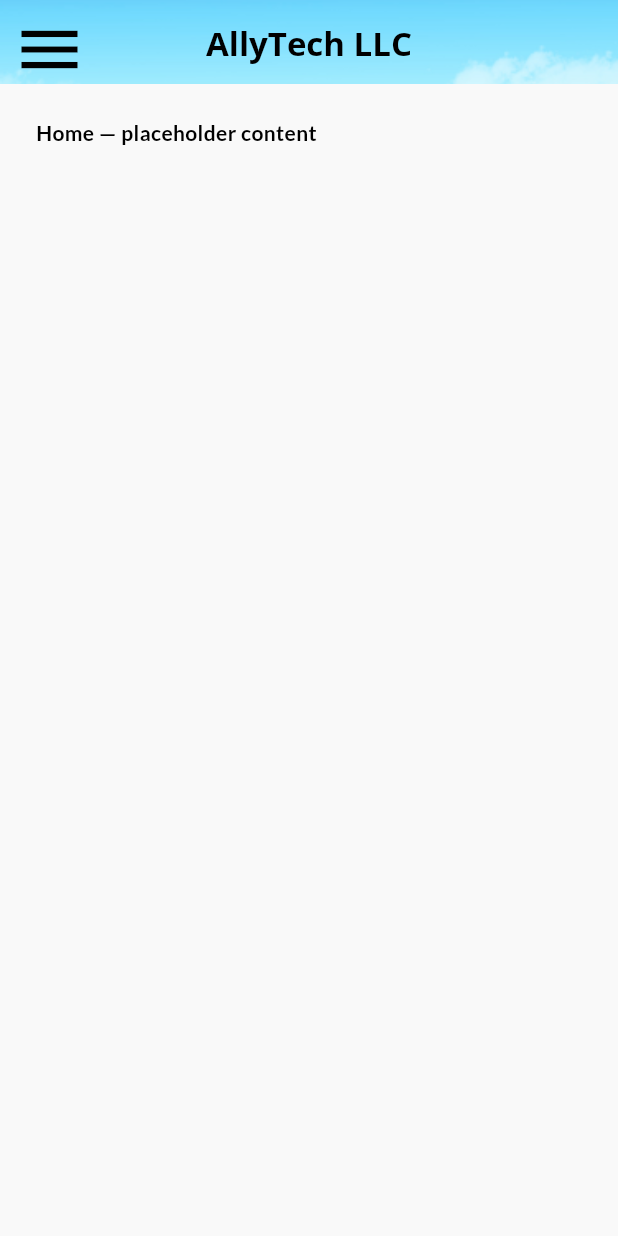
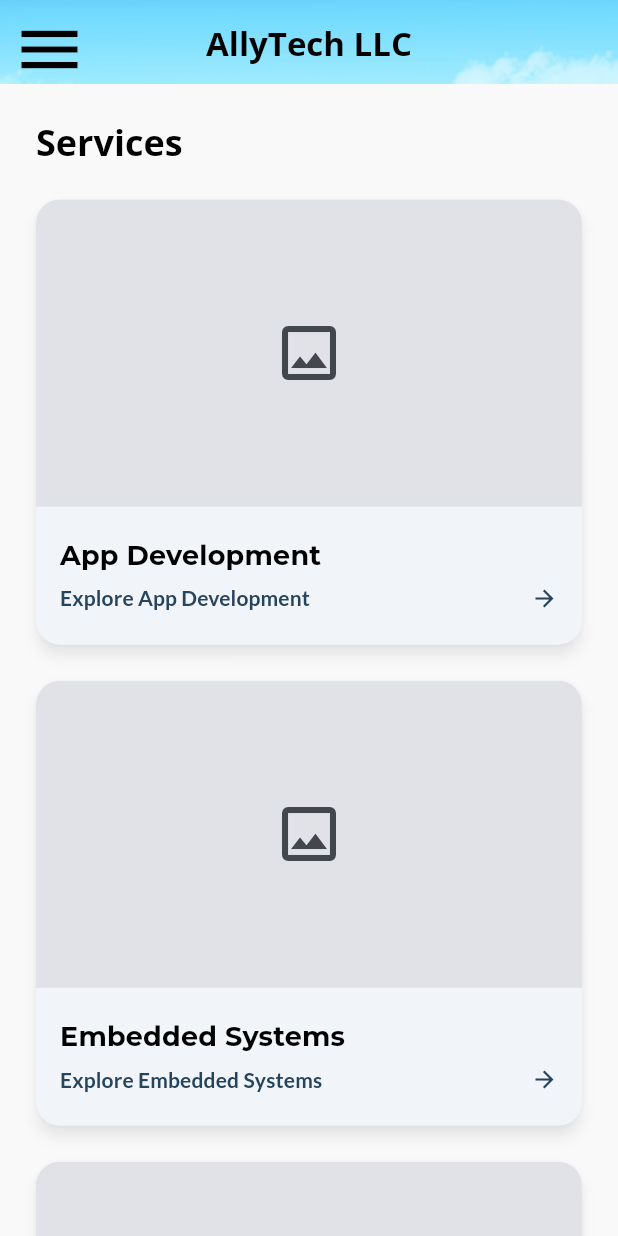
Before and after one commit to AllyTechEngineering/allytechllc, a Flutter app: the screen it shows after launch, on a phone screen of 412 x 824 dp. Run offline on Flutter 3.47's test engine with Material 3 defaults, Android fonts, the phone set to English and light mode, and no system bars; our stand-ins replace firebase_core, go_router, google_fonts; accounts and stored records are empty; statements that could not run were skipped.

Commit message:
Updated Home Screen and Deployed

```diff
--- a/lib/features/home/home_screen.dart
+++ b/lib/features/home/home_screen.dart
@@ -1,14 +1,89 @@
 import 'package:flutter/material.dart';
+import 'package:go_router/go_router.dart';
+
+import '../../utils/site_content.dart';
+import '../../widgets/portfolio_card.dart';
 
 class HomeScreen extends StatelessWidget {
   const HomeScreen({super.key});
 
+  static const double _maxContentWidth = 1280;
+  static const double _cardSpacing = 24;
+
   @override
   Widget build(BuildContext context) {
-    return const Padding(
-      padding: EdgeInsets.all(24),
-      // TODO: replace with real Home content.
-      child: Text('Home — placeholder content'),
+    final theme = Theme.of(context);
+
+    return SingleChildScrollView(
+      padding: const EdgeInsets.all(24),
+      child: Center(
+        child: ConstrainedBox(
+          constraints: const BoxConstraints(
+            maxWidth: _maxContentWidth,
+          ),
+          child: Column(
+            crossAxisAlignment: CrossAxisAlignment.start,
+            children: [
+              Text(
+                'Services',
+                style: theme.textTheme.displayMedium,
+              ),
+
+              const SizedBox(height: 24),
+
+              LayoutBuilder(
+                builder: (context, constraints) {
+                  final columnCount =
+                      _getColumnCount(constraints.maxWidth);
+
+                  final totalSpacing =
+                      _cardSpacing * (columnCount - 1);
+
+                  final cardWidth =
+                      (constraints.maxWidth - totalSpacing) /
+                          columnCount;
+
+                  return Wrap(
+                    spacing: _cardSpacing,
+                    runSpacing: _cardSpacing,
+                    children: [
+                      for (final item in serviceItems)
+                        SizedBox(
+                          width: cardWidth,
+                          child: PortfolioCard(
+                            title: item.title,
+                            actionText: 'Explore ${item.title}',
+                            onTap: () {
+                              context.go(
+                                '/services/${item.slug}',
+                              );
+                            },
+                          ),
+                        ),
+                    ],
+                  );
+                },
+              ),
+            ],
+          ),
+        ),
+      ),
     );
   }
+
+  int _getColumnCount(double width) {
+    if (width >= 1200) {
+      return 4;
+    }
+
+    if (width >= 900) {
+      return 3;
+    }
+
+    if (width >= 600) {
+      return 2;
+    }
+
+    return 1;
+  }
 }
```
Also changed, not shown: 2 other files.
